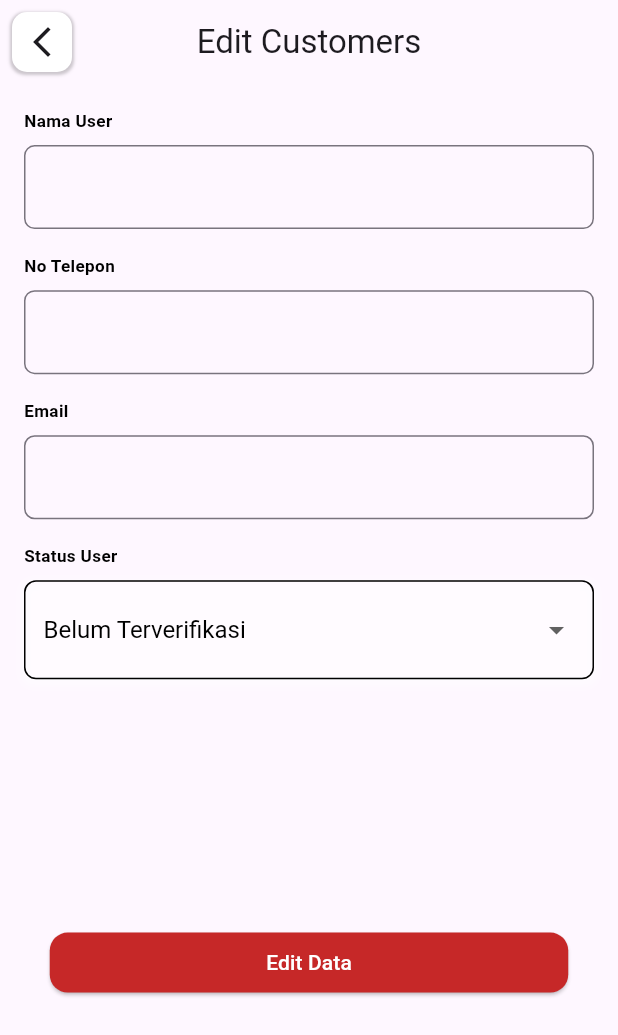
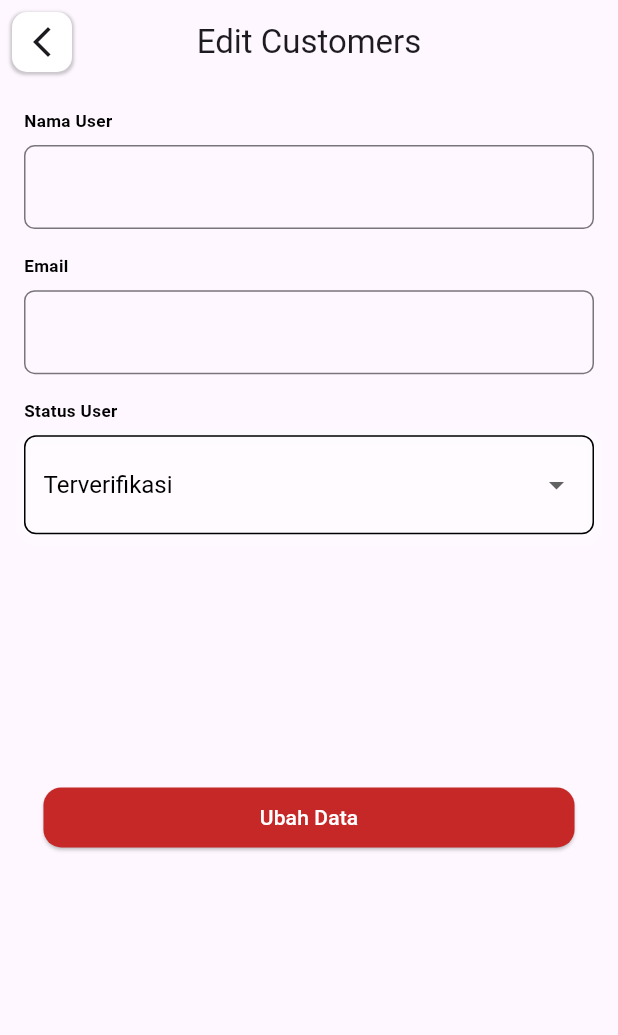
Before and after one commit to Shade2012/warmindo_admin_ui, a Flutter app: the DetailCustomersPage screen opened directly with empty values, after a tap on an icon or button, on a phone screen of 412 x 824 dp. Shown: the top 1035 px of the screen. Run offline on Flutter 3.47's test engine with Material 3 defaults, Android fonts, the phone set to English and light mode, and no system bars; our stand-ins replace connectivity_plus, fl_chart, flutter_svg, font_awesome_flutter, get, google_fonts and 5 more; accounts and stored records are empty; network calls fail; Roboto replaces fonts that are missing (Oxygen).

Commit message:
feat : [AF] fetch verify & unverify customers account

```diff
--- a/lib/global/endpoint/warmindo_repository.dart
+++ b/lib/global/endpoint/warmindo_repository.dart
@@ -38,7 +38,8 @@ class AuthEndpoint {
 
 class AllCustomers {
   final String customers = '$apiUrl/api/users/users';
-  final String updateCustomers = '$apiUrl/api/users/update';
+  final String verifyCustomer = '$apiUrl/api/admins/users/';
+  final String unverifyCustomer = '$apiUrl/api/admins/users/';
 }
 
 class OrderApi {
--- a/lib/global/model/customers.dart
+++ b/lib/global/model/customers.dart
@@ -27,7 +27,7 @@ class CustomerList {
 class CustomerData {
   int id;
   String name;
-  String profilePicture;
+  String? profilePicture;
   String username;
   String email;
   DateTime? emailVerifiedAt;
@@ -35,14 +35,14 @@ class CustomerData {
   String role;
   String phoneNumber;
   DateTime? phoneVerifiedAt;
-  String googleId;
+  String? googleId;
   DateTime createdAt;
   DateTime updatedAt;
 
   CustomerData({
     required this.id,
     required this.name,
-    required this.profilePicture,
+    this.profilePicture,
     required this.username,
     required this.email,
     this.emailVerifiedAt,
@@ -50,7 +50,7 @@ class CustomerData {
     required this.role,
     required this.phoneNumber,
     this.phoneVerifiedAt,
-    required this.googleId,
+    this.googleId,
     required this.createdAt,
     required this.updatedAt,
   });
@@ -58,36 +58,68 @@ class CustomerData {
   factory CustomerData.fromJson(Map<String, dynamic> json) => CustomerData(
     id: json['id'] ?? 0,
     name: json['name'] ?? '',
-    profilePicture: json['profilePicture'] ?? '',
+    profilePicture: json['profile_picture'],
     username: json['username'] ?? '',
     email: json['email'] ?? '',
-    emailVerifiedAt: json['emailVerifiedAt'] != null
-        ? DateTime.parse(json['emailVerifiedAt'])
+    emailVerifiedAt: json['email_verified_at'] != null
+        ? DateTime.parse(json['email_verified_at'])
         : null,
-    userVerified: json['userVerified'] ?? '',
+    userVerified: json['user_verified'] ?? '',
     role: json['role'] ?? '',
-    phoneNumber: json['phoneNumber'] ?? '',
-    phoneVerifiedAt: json['phoneVerifiedAt'] != null
-        ? DateTime.parse(json['phoneVerifiedAt'])
+    phoneNumber: json['phone_number'] ?? '',
+    phoneVerifiedAt: json['phone_verified_at'] != null
+        ? DateTime.parse(json['phone_verified_at'])
         : null,
-    googleId: json['googleId'] ?? '',
-    createdAt: DateTime.parse(json['createdAt'] ?? DateTime.now().toIso8601String()),
-    updatedAt: DateTime.parse(json['updatedAt'] ?? DateTime.now().toIso8601String()),
+    googleId: json['google_id'],
+    createdAt: DateTime.parse(json['created_at'] ?? DateTime.now().toIso8601String()),
+    updatedAt: DateTime.parse(json['updated_at'] ?? DateTime.now().toIso8601String()),
   );
 
   Map<String, dynamic> toJson() => {
     'id': id,
     'name': name,
-    'profilePicture': profilePicture,
+    'profile_picture': profilePicture,
     'username': username,
     'email': email,
-    'emailVerifiedAt': emailVerifiedAt?.toIso8601String(),
-    'userVerified': userVerified,
+    'email_verified_at': emailVerifiedAt?.toIso8601String(),
+    'user_verified': userVerified,
     'role': role,
-    'phoneNumber': phoneNumber,
-    'phoneVerifiedAt': phoneVerifiedAt?.toIso8601String(),
-    'googleId': googleId,
-    'createdAt': createdAt.toIso8601String(),
-    'updatedAt': updatedAt.toIso8601String(),
+    'phone_number': phoneNumber,
+    'phone_verified_at': phoneVerifiedAt?.toIso8601String(),
+    'google_id': googleId,
+    'created_at': createdAt.toIso8601String(),
+    'updated_at': updatedAt.toIso8601String(),
   };
+
+  CustomerData copyWith({
+    int? id,
+    String? name,
+    String? profilePicture,
+    String? username,
+    String? email,
+    DateTime? emailVerifiedAt,
+    String? userVerified,
+    String? role,
+    String? phoneNumber,
+    DateTime? phoneVerifiedAt,
+    String? googleId,
+    DateTime? createdAt,
+    DateTime? updatedAt,
+  }) {
+    return CustomerData(
+      id: id ?? this.id,
+      name: name ?? this.name,
+      profilePicture: profilePicture ?? this.profilePicture,
+      username: username ?? this.username,
+      email: email ?? this.email,
+      emailVerifiedAt: emailVerifiedAt ?? this.emailVerifiedAt,
+      userVerified: userVerified ?? this.userVerified,
+      role: role ?? this.role,
+      phoneNumber: phoneNumber ?? this.phoneNumber,
+      phoneVerifiedAt: phoneVerifiedAt ?? this.phoneVerifiedAt,
+      googleId: googleId ?? this.googleId,
+      createdAt: createdAt ?? this.createdAt,
+      updatedAt: updatedAt ?? this.updatedAt,
+    );
+  }
 }
--- a/lib/pages/customers_page/controller/customers_controller.dart
+++ b/lib/pages/customers_page/controller/customers_controller.dart
@@ -10,6 +10,7 @@ class CustomersController extends GetxController {
   var allCustomerList = <CustomerData>[].obs;
   var searchResults = <CustomerData>[].obs;
   RxBool isLoading = true.obs;
+  RxString userVerified = ''.obs;
   RxBool isConnected = true.obs;
   final InternetService _internetService = InternetService();
   Timer? timer;
@@ -42,12 +43,16 @@ class CustomersController extends GetxController {
       final response = await http.get(Uri.parse(AllCustomers().customers));
       if (response.statusCode == 200) {
         final responseData = json.decode(response.body)['data'];
+        final responseDatauser2 = json.decode(response.body)['data'][1]['user_verified'];
+        userVerified.value = responseDatauser2;
         if (responseData != null && responseData is List) {
           final List<dynamic> allCustomerListData = responseData;
           allCustomerList.value = allCustomerListData
               .map((json) => CustomerData.fromJson(json))
               .toList();
           searchResults.value = allCustomerList;
+          print('{userVerified.value}');
+          print(responseData);
           isLoading.value = false;
         } else {
           print('Data yang diterima tidak sesuai format yang diharapkan.');
@@ -58,7 +63,7 @@ class CustomersController extends GetxController {
     } catch (error) {
       print("Error while fetching data: $error");
     } finally {
-      print('Selesai fetching data');
+      print('Selesai fetching data user');
     }
   }
 
--- a/lib/pages/detail_customers_page/view/detail_customers_page.dart
+++ b/lib/pages/detail_customers_page/view/detail_customers_page.dart
@@ -61,15 +61,15 @@ class DetailCustomersPage extends StatelessWidget {
                   keyboardType: TextInputType.emailAddress,
                 ),
                 SizedBox(height: screenHeight * 0.02),
-                TextFormField(
-                  readOnly: true,
-                  initialValue: customerData.phoneNumber,
-                  decoration: InputDecoration(
-                    labelText: "Nomor Telepon",
-                  ),
-                  keyboardType: TextInputType.phone,
-                ),
-                SizedBox(height: screenHeight * 0.02),
+                // TextFormField(
+                //   readOnly: true,
+                //   initialValue: customerData.phoneNumber,
+                //   decoration: InputDecoration(
+                //     labelText: "Nomor Telepon",
+                //   ),
+                //   keyboardType: TextInputType.phone,
+                // ),
+                // SizedBox(height: screenHeight * 0.02),
                 TextFormField(
 
                   readOnly: true,
--- a/lib/pages/edit_customers_page/view/edit_customers_page.dart
+++ b/lib/pages/edit_customers_page/view/edit_customers_page.dart
@@ -7,24 +7,22 @@ import 'package:warmindo_admin_ui/global/themes/color_themes.dart';
 import 'package:warmindo_admin_ui/global/themes/textstyle_themes.dart';
 import 'package:warmindo_admin_ui/pages/customers_page/controller/customers_controller.dart';
 import 'package:warmindo_admin_ui/pages/edit_customers_page/controller/edit_customers_controller.dart';
-import 'package:warmindo_admin_ui/pages/login_page/controller/login_controller.dart';
+import 'package:warmindo_admin_ui/routes/AppPages.dart';
 
 class EditCustomersPage extends StatelessWidget {
   final CustomerData customers;
   final TextEditingController ctrNameUser = TextEditingController();
   final TextEditingController ctrEmailUser = TextEditingController();
   final TextEditingController ctrPhoneUser = TextEditingController();
-  final EditCustomersController editCustomersController =
-      Get.put(EditCustomersController());
+  final EditCustomersController editCustomersController = Get.put(EditCustomersController());
   final CustomersController dataCustomers = Get.put(CustomersController());
-  final LoginController loginController = Get.put(LoginController());
   final selectedStatus = RxString('');
 
   EditCustomersPage({required this.customers}) {
     ctrNameUser.text = customers.name;
     ctrEmailUser.text = customers.email;
     ctrPhoneUser.text = customers.phoneNumber;
-    selectedStatus.value = customers.userVerified == 0 ? 'Terverifikasi' : 'Belum Terverifikasi';
+    selectedStatus.value = customers.userVerified == 0 ? 'Belum Terverifikasi' : 'Terverifikasi';
   }
 
   @override
@@ -77,13 +75,6 @@ class EditCustomersPage extends StatelessWidget {
                 readOnly: true,
               ),
               SizedBox(height: screenHeight * 0.02),
-              Text("No Telepon", style: titleAddProductTextStyle),
-              SizedBox(height: screenHeight * 0.01),
-              CustomTextField(
-                controller: ctrPhoneUser,
-                readOnly: true,
-              ),
-              SizedBox(height: screenHeight * 0.02),
               Text("Email", style: titleAddProductTextStyle),
               SizedBox(height: screenHeight * 0.01),
               CustomTextField(
@@ -106,21 +97,27 @@ class EditCustomersPage extends StatelessWidget {
               SizedBox(height: screenHeight * 0.20),
               Center(
                 child: ElevatedButton(
-                  onPressed: () {
-                    editCustomersController.updateCustomers(
-                      id: customers.id.toString(),
-                      userVerified:selectedStatus.value == 'Terverifikasi' ? '1' : '0',
-                    );
+                  onPressed: () async {
+                    try {
+                      if (selectedStatus.value == 'Terverifikasi') {
+                        await editCustomersController.verifyUser(customers.id.toString());
+                      } if (selectedStatus.value == 'Belum Terverifikasi') {
+                        await editCustomersController.unverifyUser(customers.id.toString());
+                      }
+                      Get.toNamed(Routes.BOTTOM_NAVIGATION);
+                      dataCustomers.fetchDataCustomer();
+                    } catch (e) {
+                      Get.snackbar('Error', e.toString(), snackPosition: SnackPosition.BOTTOM);
+                    }
                   },
-                  child: Text('Edit Data'),
+                  child: Text('Ubah Data'),
                   style: ElevatedButton.styleFrom(
                     backgroundColor: ColorResources.primaryColor,
                     foregroundColor: Colors.white,
                     shape: RoundedRectangleBorder(
                       borderRadius: BorderRadius.circular(12),
                     ),
-                    padding:
-                        EdgeInsets.symmetric(horizontal: screenWidth * 0.35),
+                    padding: EdgeInsets.symmetric(horizontal: screenWidth * 0.35),
                   ),
                 ),
               ),
```
Also changed, not shown: lib/pages/customers_page/view/customers_page.dart (+27 -24 lines), lib/pages/edit_customers_page/controller/edit_customers_controller.dart (+38 -38 lines).
